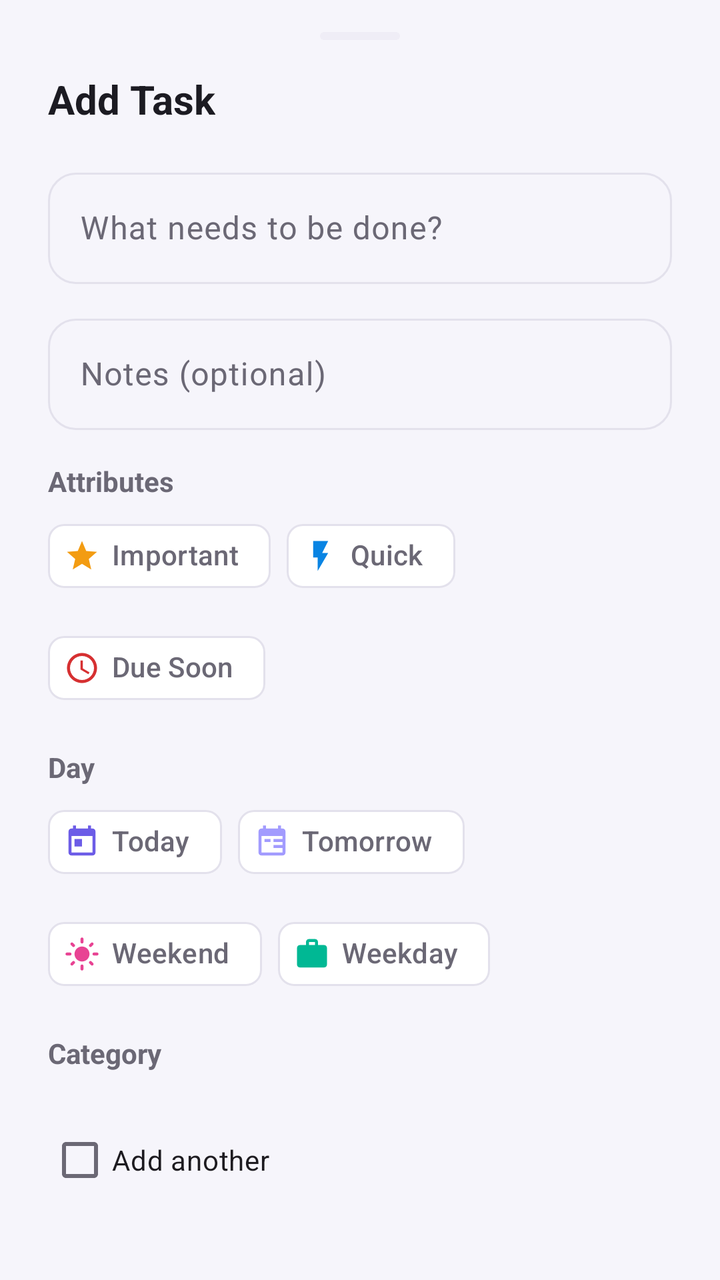
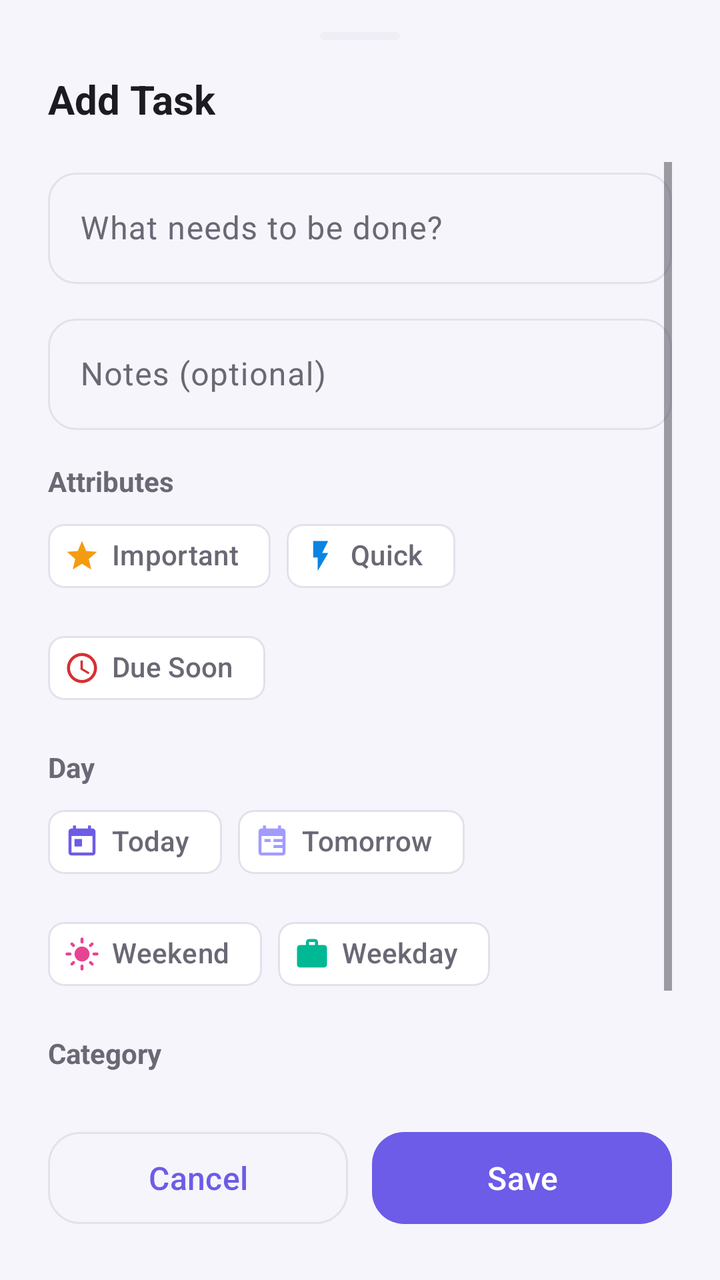

Two renders of the same Android screen: before a commit and after it. Below are the layout's source before the change and the commit's diff.
<!-- AndroidManifest.xml: application theme Theme.Todoly -->
<!-- res/layout/sheet_add_todo.xml -->
<?xml version="1.0" encoding="utf-8"?>
<LinearLayout xmlns:android="http://schemas.android.com/apk/res/android"
    xmlns:app="http://schemas.android.com/apk/res-auto"
    android:layout_width="match_parent"
    android:layout_height="wrap_content"
    android:orientation="vertical"
    android:paddingStart="24dp"
    android:paddingEnd="24dp"
    android:paddingTop="16dp"
    android:paddingBottom="24dp">

    <View
        android:layout_width="40dp"
        android:layout_height="4dp"
        android:layout_gravity="center_horizontal"
        android:layout_marginBottom="16dp"
        android:background="@drawable/bg_count_badge" />

    <TextView
        android:id="@+id/sheetTitle"
        android:layout_width="wrap_content"
        android:layout_height="wrap_content"
        android:text="@string/add_todo"
        android:textColor="?attr/colorOnSurface"
        android:textSize="20sp"
        android:textStyle="bold" />

    <com.google.android.material.textfield.TextInputLayout
        android:id="@+id/titleLayout"
        style="@style/Widget.Material3.TextInputLayout.OutlinedBox"
        android:layout_width="match_parent"
        android:layout_height="wrap_content"
        android:layout_marginTop="18dp"
        android:hint="@string/todo_title_hint"
        app:boxCornerRadiusBottomEnd="14dp"
        app:boxCornerRadiusBottomStart="14dp"
        app:boxCornerRadiusTopEnd="14dp"
        app:boxCornerRadiusTopStart="14dp">

        <com.google.android.material.textfield.TextInputEditText
            android:id="@+id/titleInput"
            android:layout_width="match_parent"
            android:layout_height="wrap_content"
            android:inputType="textCapSentences|textMultiLine"
            android:maxLines="3" />
    </com.google.android.material.textfield.TextInputLayout>

    <com.google.android.material.textfield.TextInputLayout
        android:id="@+id/notesLayout"
        style="@style/Widget.Material3.TextInputLayout.OutlinedBox"
        android:layout_width="match_parent"
        android:layout_height="wrap_content"
        android:layout_marginTop="12dp"
        android:hint="@string/todo_notes_hint"
        app:boxCornerRadiusBottomEnd="14dp"
        app:boxCornerRadiusBottomStart="14dp"
        app:boxCornerRadiusTopEnd="14dp"
        app:boxCornerRadiusTopStart="14dp">

        <com.google.android.material.textfield.TextInputEditText
            android:id="@+id/notesInput"
            android:layout_width="match_parent"
            android:layout_height="wrap_content"
            android:inputType="textCapSentences|textMultiLine"
            android:maxLines="3" />
    </com.google.android.material.textfield.TextInputLayout>

    <TextView
        android:layout_width="wrap_content"
        android:layout_height="wrap_content"
        android:layout_marginTop="16dp"
        android:layout_marginBottom="4dp"
        android:text="@string/attributes"
        android:textColor="?attr/colorOnSurfaceVariant"
        android:textSize="14sp"
        android:textStyle="bold" />

    <com.google.android.material.chip.ChipGroup
        android:id="@+id/attributeChips"
        android:layout_width="wrap_content"
        android:layout_height="wrap_content"
        app:singleSelection="false">

        <com.google.android.material.chip.Chip
            android:id="@+id/chipImportant"
            style="@style/Widget.Material3.Chip.Filter"
            android:layout_width="wrap_content"
            android:layout_height="wrap_content"
            android:text="@string/attr_important"
            app:chipIcon="@drawable/ic_star"
            app:chipIconTint="@color/important"
            app:chipIconVisible="true" />

        <com.google.android.material.chip.Chip
            android:id="@+id/chipQuick"
            style="@style/Widget.Material3.Chip.Filter"
            android:layout_width="wrap_content"
            android:layout_height="wrap_content"
            android:text="@string/attr_quick"
            app:chipIcon="@drawable/ic_bolt"
            app:chipIconTint="@color/quick"
            app:chipIconVisible="true" />

        <com.google.android.material.chip.Chip
            android:id="@+id/chipTimesensitive"
            style="@style/Widget.Material3.Chip.Filter"
            android:layout_width="wrap_content"
            android:layout_height="wrap_content"
            android:text="@string/attr_timesensitive"
            app:chipIcon="@drawable/ic_clock"
            app:chipIconTint="@color/timesensitive"
            app:chipIconVisible="true" />
    </com.google.android.material.chip.ChipGroup>

    <TextView
        android:layout_width="wrap_content"
        android:layout_height="wrap_content"
        android:layout_marginTop="16dp"
        android:layout_marginBottom="4dp"
        android:text="@string/day"
        android:textColor="?attr/colorOnSurfaceVariant"
        android:textSize="14sp"
        android:textStyle="bold" />

    <com.google.android.material.chip.ChipGroup
        android:id="@+id/dayChips"
        android:layout_width="wrap_content"
        android:layout_height="wrap_content"
        app:selectionRequired="false"
        app:singleSelection="false">

        <com.google.android.material.chip.Chip
            android:id="@+id/chipToday"
            style="@style/Widget.Material3.Chip.Filter"
            android:layout_width="wrap_content"
            android:layout_height="wrap_content"
            android:text="@string/attr_today"
            app:chipIcon="@drawable/ic_today"
            app:chipIconTint="@color/today"
            app:chipIconVisible="true" />

        <com.google.android.material.chip.Chip
            android:id="@+id/chipTomorrow"
            style="@style/Widget.Material3.Chip.Filter"
            android:layout_width="wrap_content"
            android:layout_height="wrap_content"
            android:text="@string/attr_tomorrow"
            app:chipIcon="@drawable/ic_tomorrow"
            app:chipIconTint="@color/tomorrow"
            app:chipIconVisible="true" />

        <com.google.android.material.chip.Chip
            android:id="@+id/chipWeekend"
            style="@style/Widget.Material3.Chip.Filter"
            android:layout_width="wrap_content"
            android:layout_height="wrap_content"
            android:text="@string/attr_weekend"
            app:chipIcon="@drawable/ic_weekend"
            app:chipIconTint="@color/weekend"
            app:chipIconVisible="true" />

        <com.google.android.material.chip.Chip
            android:id="@+id/chipWeekday"
            style="@style/Widget.Material3.Chip.Filter"
            android:layout_width="wrap_content"
            android:layout_height="wrap_content"
            android:text="@string/attr_weekday"
            app:chipIcon="@drawable/ic_weekday"
            app:chipIconTint="@color/weekday"
            app:chipIconVisible="true" />
    </com.google.android.material.chip.ChipGroup>

    <TextView
        android:layout_width="wrap_content"
        android:layout_height="wrap_content"
        android:layout_marginTop="16dp"
        android:layout_marginBottom="4dp"
        android:text="@string/select_category"
        android:textColor="?attr/colorOnSurfaceVariant"
        android:textSize="14sp"
        android:textStyle="bold" />

    <HorizontalScrollView
        android:layout_width="match_parent"
        android:layout_height="wrap_content"
        android:scrollbars="none">

        <com.google.android.material.chip.ChipGroup
            android:id="@+id/categoryChips"
            android:layout_width="wrap_content"
            android:layout_height="wrap_content"
            app:selectionRequired="true"
            app:singleLine="true"
            app:singleSelection="true" />
    </HorizontalScrollView>

    <com.google.android.material.checkbox.MaterialCheckBox
        android:id="@+id/keepAddingCheck"
        android:layout_width="wrap_content"
        android:layout_height="wrap_content"
        android:layout_marginTop="16dp"
        android:text="@string/keep_adding" />

    <LinearLayout
        android:layout_width="match_parent"
        android:layout_height="wrap_content"
        android:layout_marginTop="16dp"
        android:orientation="horizontal">

        <com.google.android.material.button.MaterialButton
            android:id="@+id/cancelButton"
            style="@style/Widget.Material3.Button.OutlinedButton"
            android:layout_width="0dp"
            android:layout_height="54dp"
            android:layout_weight="1"
            android:text="@string/cancel"
            android:textSize="16sp"
            app:cornerRadius="16dp" />

        <com.google.android.material.button.MaterialButton
            android:id="@+id/saveButton"
            android:layout_width="0dp"
            android:layout_height="54dp"
            android:layout_marginStart="12dp"
            android:layout_weight="1"
            android:text="@string/save"
            android:textSize="16sp"
            app:cornerRadius="16dp" />
    </LinearLayout>

</LinearLayout>
<!-- resources referenced by this layout -->
<resources>
  <color name="important">#F39C12</color>
  <color name="quick">#0984E3</color>
  <color name="timesensitive">#D63031</color>
  <color name="today">#6C5CE7</color>
  <color name="tomorrow">#A29BFE</color>
  <color name="weekday">#00B894</color>
  <color name="weekend">#E84393</color>
  <!-- drawable bg_count_badge (drawable) -->
  <?xml version="1.0" encoding="utf-8"?>
  <shape xmlns:android="http://schemas.android.com/apk/res/android"
      android:shape="rectangle">
      <solid android:color="?attr/colorSurfaceVariant" />
      <corners android:radius="20dp" />
  </shape>
  <!-- drawable ic_bolt (drawable) -->
  <vector xmlns:android="http://schemas.android.com/apk/res/android"
      android:width="24dp"
      android:height="24dp"
      android:viewportWidth="24"
      android:viewportHeight="24">
      <path
          android:fillColor="@android:color/white"
          android:pathData="M7,2v11h3v9l7,-12h-4l4,-8z" />
  </vector>
  <!-- drawable ic_star (drawable) -->
  <vector xmlns:android="http://schemas.android.com/apk/res/android"
      android:width="24dp"
      android:height="24dp"
      android:viewportWidth="24"
      android:viewportHeight="24">
      <path
          android:fillColor="@android:color/white"
          android:pathData="M12,17.27L18.18,21l-1.64,-7.03L22,9.24l-7.19,-0.61L12,2 9.19,8.63 2,9.24l5.46,4.73L5.82,21z" />
  </vector>
  <!-- drawable ic_today (drawable) -->
  <vector xmlns:android="http://schemas.android.com/apk/res/android"
      android:width="24dp"
      android:height="24dp"
      android:viewportWidth="24"
      android:viewportHeight="24">
      <path
          android:fillColor="@android:color/white"
          android:pathData="M19,3h-1V1h-2v2H8V1H6v2H5C3.89,3 3.01,3.9 3.01,5L3,19c0,1.1 0.89,2 2,2h14c1.1,0 2,-0.9 2,-2V5c0,-1.1 -0.9,-2 -2,-2zM19,19H5V8h14v11zM7,10h5v5H7z" />
  </vector>
  <!-- drawable ic_tomorrow (drawable) -->
  <vector xmlns:android="http://schemas.android.com/apk/res/android"
      android:width="24dp"
      android:height="24dp"
      android:viewportWidth="24"
      android:viewportHeight="24">
      <path
          android:fillColor="@android:color/white"
          android:pathData="M19,3h-1V1h-2v2H8V1H6v2H5C3.89,3 3.01,3.9 3.01,5L3,19c0,1.1 0.89,2 2,2h14c1.1,0 2,-0.9 2,-2V5c0,-1.1 -0.9,-2 -2,-2zM19,19H5V8h14v11zM13,10h6v2h-6zM13,14h6v2h-6zM7,10h4v2H7z" />
  </vector>
  <string name="add_todo">Add Task</string>
  <string name="attr_important">Important</string>
  <string name="attr_quick">Quick</string>
  <string name="attr_timesensitive">Due Soon</string>
  <string name="attr_today">Today</string>
  <string name="attr_tomorrow">Tomorrow</string>
  <string name="attr_weekday">Weekday</string>
  <string name="attr_weekend">Weekend</string>
  <string name="attributes">Attributes</string>
  <string name="cancel">Cancel</string>
  <string name="day">Day</string>
  <string name="keep_adding">Add another</string>
  <string name="save">Save</string>
  <string name="select_category">Category</string>
  <string name="todo_notes_hint">Notes (optional)</string>
  <string name="todo_title_hint">What needs to be done?</string>
  <style name="Theme.Todoly" parent="Base.Theme.Todoly" />
  <color name="brand_primary">#6C5CE7</color>
  <color name="brand_primary_dark">#5A4BD1</color>
  <color name="brand_on_primary">#FFFFFF</color>
  <color name="brand_primary_container">#E7E3FF</color>
  <color name="brand_on_primary_container">#22105C</color>
  <color name="app_background">#F6F5FB</color>
  <color name="surface">#FFFFFF</color>
  <color name="on_surface">#1C1B22</color>
  <color name="surface_variant">#EFEDF6</color>
  <color name="on_surface_variant">#6B6875</color>
  <color name="outline">#E3E1EC</color>
  <!-- unchanged entries left out for length: 4 -->
</resources>

<!-- the commit's change to res/layout/sheet_add_todo.xml (unified diff, before → after) -->
@@ -1,6 +1,7 @@
 <?xml version="1.0" encoding="utf-8"?>
 <LinearLayout xmlns:android="http://schemas.android.com/apk/res/android"
     xmlns:app="http://schemas.android.com/apk/res-auto"
+    android:id="@+id/sheetRoot"
     android:layout_width="match_parent"
     android:layout_height="wrap_content"
     android:orientation="vertical"
@@ -25,186 +26,205 @@
         android:textSize="20sp"
         android:textStyle="bold" />
 
-    <com.google.android.material.textfield.TextInputLayout
-        android:id="@+id/titleLayout"
-        style="@style/Widget.Material3.TextInputLayout.OutlinedBox"
+    <androidx.core.widget.NestedScrollView
+        android:id="@+id/sheetScroll"
         android:layout_width="match_parent"
         android:layout_height="wrap_content"
         android:layout_marginTop="18dp"
-        android:hint="@string/todo_title_hint"
-        app:boxCornerRadiusBottomEnd="14dp"
-        app:boxCornerRadiusBottomStart="14dp"
-        app:boxCornerRadiusTopEnd="14dp"
-        app:boxCornerRadiusTopStart="14dp">
-
-        <com.google.android.material.textfield.TextInputEditText
-            android:id="@+id/titleInput"
+        android:layout_weight="1"
+        android:clipToPadding="false"
+        android:fillViewport="false"
+        android:overScrollMode="ifContentScrolls"
+        android:scrollbars="vertical">
+
+        <LinearLayout
             android:layout_width="match_parent"
             android:layout_height="wrap_content"
-            android:inputType="textCapSentences|textMultiLine"
-            android:maxLines="3" />
-    </com.google.android.material.textfield.TextInputLayout>
-
-    <com.google.android.material.textfield.TextInputLayout
-        android:id="@+id/notesLayout"
-        style="@style/Widget.Material3.TextInputLayout.OutlinedBox"
+            android:orientation="vertical"
+            android:paddingBottom="8dp">
+
+            <com.google.android.material.textfield.TextInputLayout
+                android:id="@+id/titleLayout"
+                style="@style/Widget.Material3.TextInputLayout.OutlinedBox"
+                android:layout_width="match_parent"
+                android:layout_height="wrap_content"
+                android:hint="@string/todo_title_hint"
+                app:boxCornerRadiusBottomEnd="14dp"
+                app:boxCornerRadiusBottomStart="14dp"
+                app:boxCornerRadiusTopEnd="14dp"
+                app:boxCornerRadiusTopStart="14dp">
+
+                <com.google.android.material.textfield.TextInputEditText
+                    android:id="@+id/titleInput"
+                    android:layout_width="match_parent"
+                    android:layout_height="wrap_content"
+                    android:inputType="textCapSentences|textMultiLine"
+                    android:maxLines="3" />
+            </com.google.android.material.textfield.TextInputLayout>
+
+            <com.google.android.material.textfield.TextInputLayout
+                android:id="@+id/notesLayout"
+                style="@style/Widget.Material3.TextInputLayout.OutlinedBox"
+                android:layout_width="match_parent"
+                android:layout_height="wrap_content"
+                android:layout_marginTop="12dp"
+                android:hint="@string/todo_notes_hint"
+                app:boxCornerRadiusBottomEnd="14dp"
+                app:boxCornerRadiusBottomStart="14dp"
+                app:boxCornerRadiusTopEnd="14dp"
+                app:boxCornerRadiusTopStart="14dp">
+
+                <com.google.android.material.textfield.TextInputEditText
+                    android:id="@+id/notesInput"
+                    android:layout_width="match_parent"
+                    android:layout_height="wrap_content"
+                    android:inputType="textCapSentences|textMultiLine"
+                    android:maxLines="3" />
+            </com.google.android.material.textfield.TextInputLayout>
+
+            <TextView
+                android:layout_width="wrap_content"
+                android:layout_height="wrap_content"
+                android:layout_marginTop="16dp"
+                android:layout_marginBottom="4dp"
+                android:text="@string/attributes"
+                android:textColor="?attr/colorOnSurfaceVariant"
+                android:textSize="14sp"
+                android:textStyle="bold" />
+
+            <com.google.android.material.chip.ChipGroup
+                android:id="@+id/attributeChips"
+                android:layout_width="wrap_content"
+                android:layout_height="wrap_content"
+                app:singleSelection="false">
+
+                <com.google.android.material.chip.Chip
+                    android:id="@+id/chipImportant"
+                    style="@style/Widget.Material3.Chip.Filter"
+                    android:layout_width="wrap_content"
+                    android:layout_height="wrap_content"
+                    android:text="@string/attr_important"
+                    app:chipIcon="@drawable/ic_star"
+                    app:chipIconTint="@color/important"
+                    app:chipIconVisible="true" />
+
+                <com.google.android.material.chip.Chip
+                    android:id="@+id/chipQuick"
+                    style="@style/Widget.Material3.Chip.Filter"
+                    android:layout_width="wrap_content"
+                    android:layout_height="wrap_content"
+                    android:text="@string/attr_quick"
+                    app:chipIcon="@drawable/ic_bolt"
+                    app:chipIconTint="@color/quick"
+                    app:chipIconVisible="true" />
+
+                <com.google.android.material.chip.Chip
+                    android:id="@+id/chipTimesensitive"
+                    style="@style/Widget.Material3.Chip.Filter"
+                    android:layout_width="wrap_content"
+                    android:layout_height="wrap_content"
+                    android:text="@string/attr_timesensitive"
+                    app:chipIcon="@drawable/ic_clock"
+                    app:chipIconTint="@color/timesensitive"
+                    app:chipIconVisible="true" />
+            </com.google.android.material.chip.ChipGroup>
+
+            <TextView
+                android:layout_width="wrap_content"
+                android:layout_height="wrap_content"
+                android:layout_marginTop="16dp"
+                android:layout_marginBottom="4dp"
+                android:text="@string/day"
+                android:textColor="?attr/colorOnSurfaceVariant"
+                android:textSize="14sp"
+                android:textStyle="bold" />
+
+            <com.google.android.material.chip.ChipGroup
+                android:id="@+id/dayChips"
+                android:layout_width="wrap_content"
+                android:layout_height="wrap_content"
+                app:selectionRequired="false"
+                app:singleSelection="false">
+
+                <com.google.android.material.chip.Chip
+                    android:id="@+id/chipToday"
+                    style="@style/Widget.Material3.Chip.Filter"
+                    android:layout_width="wrap_content"
+                    android:layout_height="wrap_content"
+                    android:text="@string/attr_today"
+                    app:chipIcon="@drawable/ic_today"
+                    app:chipIconTint="@color/today"
+                    app:chipIconVisible="true" />
+
+                <com.google.android.material.chip.Chip
+                    android:id="@+id/chipTomorrow"
+                    style="@style/Widget.Material3.Chip.Filter"
+                    android:layout_width="wrap_content"
+                    android:layout_height="wrap_content"
+                    android:text="@string/attr_tomorrow"
+                    app:chipIcon="@drawable/ic_tomorrow"
+                    app:chipIconTint="@color/tomorrow"
+                    app:chipIconVisible="true" />
+
+                <com.google.android.material.chip.Chip
+                    android:id="@+id/chipWeekend"
+                    style="@style/Widget.Material3.Chip.Filter"
+                    android:layout_width="wrap_content"
+                    android:layout_height="wrap_content"
+                    android:text="@string/attr_weekend"
+                    app:chipIcon="@drawable/ic_weekend"
+                    app:chipIconTint="@color/weekend"
+                    app:chipIconVisible="true" />
+
+                <com.google.android.material.chip.Chip
+                    android:id="@+id/chipWeekday"
+                    style="@style/Widget.Material3.Chip.Filter"
+                    android:layout_width="wrap_content"
+                    android:layout_height="wrap_content"
+                    android:text="@string/attr_weekday"
+                    app:chipIcon="@drawable/ic_weekday"
+                    app:chipIconTint="@color/weekday"
+                    app:chipIconVisible="true" />
+            </com.google.android.material.chip.ChipGroup>
+
+            <TextView
+                android:layout_width="wrap_content"
+                android:layout_height="wrap_content"
+                android:layout_marginTop="16dp"
+                android:layout_marginBottom="4dp"
+                android:text="@string/select_category"
+                android:textColor="?attr/colorOnSurfaceVariant"
+                android:textSize="14sp"
+                android:textStyle="bold" />
+
+            <HorizontalScrollView
+                android:layout_width="match_parent"
+                android:layout_height="wrap_content"
+                android:scrollbars="none">
+
+                <com.google.android.material.chip.ChipGroup
+                    android:id="@+id/categoryChips"
+                    android:layout_width="wrap_content"
+                    android:layout_height="wrap_content"
+                    app:selectionRequired="true"
+                    app:singleLine="true"
+                    app:singleSelection="true" />
+            </HorizontalScrollView>
+
+            <com.google.android.material.checkbox.MaterialCheckBox
+                android:id="@+id/keepAddingCheck"
+                android:layout_width="wrap_content"
+                android:layout_height="wrap_content"
+                android:layout_marginTop="16dp"
+                android:text="@string/keep_adding" />
+        </LinearLayout>
+    </androidx.core.widget.NestedScrollView>
+
+    <LinearLayout
+        android:id="@+id/sheetActions"
         android:layout_width="match_parent"
         android:layout_height="wrap_content"
         android:layout_marginTop="12dp"
-        android:hint="@string/todo_notes_hint"
-        app:boxCornerRadiusBottomEnd="14dp"
-        app:boxCornerRadiusBottomStart="14dp"
-        app:boxCornerRadiusTopEnd="14dp"
-        app:boxCornerRadiusTopStart="14dp">
-
-        <com.google.android.material.textfield.TextInputEditText
-            android:id="@+id/notesInput"
-            android:layout_width="match_parent"
-            android:layout_height="wrap_content"
-            android:inputType="textCapSentences|textMultiLine"
-            android:maxLines="3" />
-    </com.google.android.material.textfield.TextInputLayout>
-
-    <TextView
-        android:layout_width="wrap_content"
-        android:layout_height="wrap_content"
-        android:layout_marginTop="16dp"
-        android:layout_marginBottom="4dp"
-        android:text="@string/attributes"
-        android:textColor="?attr/colorOnSurfaceVariant"
-        android:textSize="14sp"
-        android:textStyle="bold" />
-
-    <com.google.android.material.chip.ChipGroup
-        android:id="@+id/attributeChips"
-        android:layout_width="wrap_content"
-        android:layout_height="wrap_content"
-        app:singleSelection="false">
-
-        <com.google.android.material.chip.Chip
-            android:id="@+id/chipImportant"
-            style="@style/Widget.Material3.Chip.Filter"
-            android:layout_width="wrap_content"
-            android:layout_height="wrap_content"
-            android:text="@string/attr_important"
-            app:chipIcon="@drawable/ic_star"
-            app:chipIconTint="@color/important"
-            app:chipIconVisible="true" />
-
-        <com.google.android.material.chip.Chip
-            android:id="@+id/chipQuick"
-            style="@style/Widget.Material3.Chip.Filter"
-            android:layout_width="wrap_content"
-            android:layout_height="wrap_content"
-            android:text="@string/attr_quick"
-            app:chipIcon="@drawable/ic_bolt"
-            app:chipIconTint="@color/quick"
-            app:chipIconVisible="true" />
-
-        <com.google.android.material.chip.Chip
-            android:id="@+id/chipTimesensitive"
-            style="@style/Widget.Material3.Chip.Filter"
-            android:layout_width="wrap_content"
-            android:layout_height="wrap_content"
-            android:text="@string/attr_timesensitive"
-            app:chipIcon="@drawable/ic_clock"
-            app:chipIconTint="@color/timesensitive"
-            app:chipIconVisible="true" />
-    </com.google.android.material.chip.ChipGroup>
-
-    <TextView
-        android:layout_width="wrap_content"
-        android:layout_height="wrap_content"
-        android:layout_marginTop="16dp"
-        android:layout_marginBottom="4dp"
-        android:text="@string/day"
-        android:textColor="?attr/colorOnSurfaceVariant"
-        android:textSize="14sp"
-        android:textStyle="bold" />
-
-    <com.google.android.material.chip.ChipGroup
-        android:id="@+id/dayChips"
-        android:layout_width="wrap_content"
-        android:layout_height="wrap_content"
-        app:selectionRequired="false"
-        app:singleSelection="false">
-
-        <com.google.android.material.chip.Chip
-            android:id="@+id/chipToday"
-            style="@style/Widget.Material3.Chip.Filter"
-            android:layout_width="wrap_content"
-            android:layout_height="wrap_content"
-            android:text="@string/attr_today"
-            app:chipIcon="@drawable/ic_today"
-            app:chipIconTint="@color/today"
-            app:chipIconVisible="true" />
-
-        <com.google.android.material.chip.Chip
-            android:id="@+id/chipTomorrow"
-            style="@style/Widget.Material3.Chip.Filter"
-            android:layout_width="wrap_content"
-            android:layout_height="wrap_content"
-            android:text="@string/attr_tomorrow"
-            app:chipIcon="@drawable/ic_tomorrow"
-            app:chipIconTint="@color/tomorrow"
-            app:chipIconVisible="true" />
-
-        <com.google.android.material.chip.Chip
-            android:id="@+id/chipWeekend"
-            style="@style/Widget.Material3.Chip.Filter"
-            android:layout_width="wrap_content"
-            android:layout_height="wrap_content"
-            android:text="@string/attr_weekend"
-            app:chipIcon="@drawable/ic_weekend"
-            app:chipIconTint="@color/weekend"
-            app:chipIconVisible="true" />
-
-        <com.google.android.material.chip.Chip
-            android:id="@+id/chipWeekday"
-            style="@style/Widget.Material3.Chip.Filter"
-            android:layout_width="wrap_content"
-            android:layout_height="wrap_content"
-            android:text="@string/attr_weekday"
-            app:chipIcon="@drawable/ic_weekday"
-            app:chipIconTint="@color/weekday"
-            app:chipIconVisible="true" />
-    </com.google.android.material.chip.ChipGroup>
-
-    <TextView
-        android:layout_width="wrap_content"
-        android:layout_height="wrap_content"
-        android:layout_marginTop="16dp"
-        android:layout_marginBottom="4dp"
-        android:text="@string/select_category"
-        android:textColor="?attr/colorOnSurfaceVariant"
-        android:textSize="14sp"
-        android:textStyle="bold" />
-
-    <HorizontalScrollView
-        android:layout_width="match_parent"
-        android:layout_height="wrap_content"
-        android:scrollbars="none">
-
-        <com.google.android.material.chip.ChipGroup
-            android:id="@+id/categoryChips"
-            android:layout_width="wrap_content"
-            android:layout_height="wrap_content"
-            app:selectionRequired="true"
-            app:singleLine="true"
-            app:singleSelection="true" />
-    </HorizontalScrollView>
-
-    <com.google.android.material.checkbox.MaterialCheckBox
-        android:id="@+id/keepAddingCheck"
-        android:layout_width="wrap_content"
-        android:layout_height="wrap_content"
-        android:layout_marginTop="16dp"
-        android:text="@string/keep_adding" />
-
-    <LinearLayout
-        android:layout_width="match_parent"
-        android:layout_height="wrap_content"
-        android:layout_marginTop="16dp"
         android:orientation="horizontal">
 
         <com.google.android.material.button.MaterialButton
